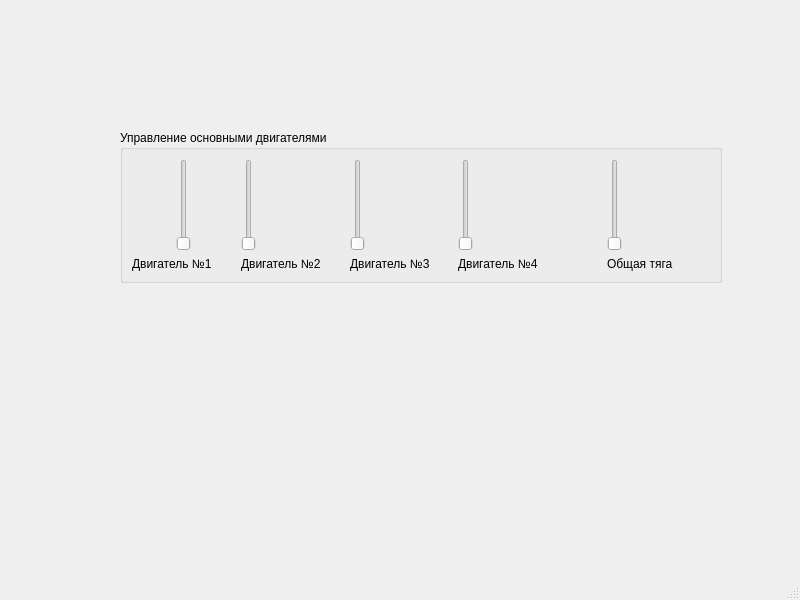
First picture: the form in d_engine_settings.ui, repository pha06ntom/DevPyQt, before the edit.
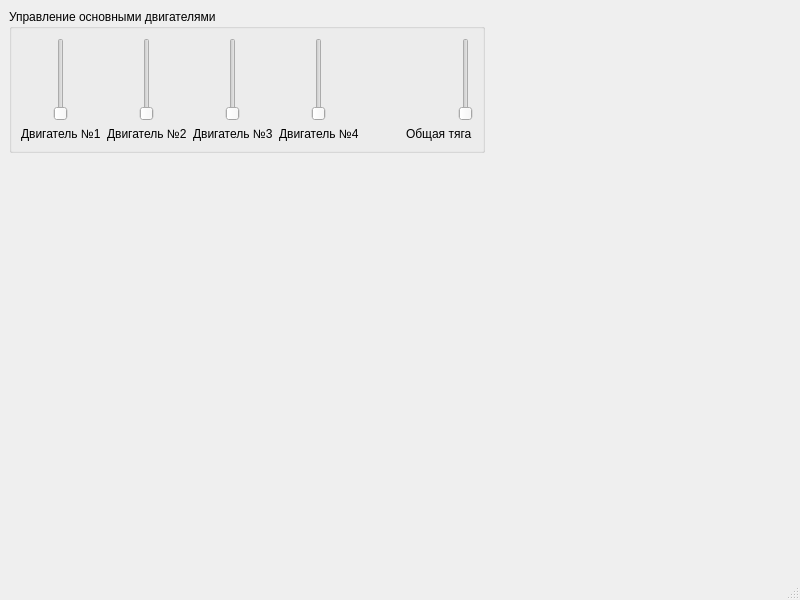
Second picture: the form after the edit.

What changed in the file:
```diff
--- a/d_engine_settings.ui
+++ b/d_engine_settings.ui
@@ -17,10 +17,10 @@
    <widget class="QGroupBox" name="groupBox">
     <property name="geometry">
      <rect>
-      <x>120</x>
-      <y>130</y>
-      <width>602</width>
-      <height>153</height>
+      <x>9</x>
+      <y>9</y>
+      <width>476</width>
+      <height>144</height>
      </rect>
     </property>
     <property name="title">
@@ -29,7 +29,7 @@
     <layout class="QHBoxLayout" name="horizontalLayout">
      <item>
       <layout class="QVBoxLayout" name="verticalLayout_2">
-       <item>
+       <item alignment="Qt::AlignmentFlag::AlignHCenter">
         <widget class="QSlider" name="verticalSlider">
          <property name="maximumSize">
           <size>
@@ -42,7 +42,7 @@
          </property>
         </widget>
        </item>
-       <item>
+       <item alignment="Qt::AlignmentFlag::AlignHCenter">
         <widget class="QLabel" name="label">
          <property name="text">
           <string>Двигатель №1</string>
@@ -53,26 +53,14 @@
      </item>
      <item>
       <layout class="QVBoxLayout" name="verticalLayout_3">
-       <item>
+       <item alignment="Qt::AlignmentFlag::AlignHCenter">
         <widget class="QSlider" name="verticalSlider_2">
-         <property name="maximumSize">
-          <size>
-           <width>15</width>
-           <height>16777215</height>
-          </size>
-         </property>
-         <property name="layoutDirection">
-          <enum>Qt::LayoutDirection::LeftToRight</enum>
-         </property>
          <property name="orientation">
           <enum>Qt::Orientation::Vertical</enum>
          </property>
-         <property name="tickPosition">
-          <enum>QSlider::TickPosition::NoTicks</enum>
-         </property>
         </widget>
        </item>
-       <item>
+       <item alignment="Qt::AlignmentFlag::AlignHCenter">
         <widget class="QLabel" name="label_2">
          <property name="text">
           <string>Двигатель №2</string>
@@ -83,14 +71,14 @@
      </item>
      <item>
       <layout class="QVBoxLayout" name="verticalLayout_4">
-       <item>
+       <item alignment="Qt::AlignmentFlag::AlignHCenter">
         <widget class="QSlider" name="verticalSlider_3">
          <property name="orientation">
           <enum>Qt::Orientation::Vertical</enum>
          </property>
         </widget>
        </item>
-       <item>
+       <item alignment="Qt::AlignmentFlag::AlignHCenter">
         <widget class="QLabel" name="label_3">
          <property name="text">
           <string>Двигатель №3</string>
@@ -101,14 +89,27 @@
      </item>
      <item>
       <layout class="QVBoxLayout" name="verticalLayout_5">
-       <item>
+       <item alignment="Qt::AlignmentFlag::AlignHCenter">
         <widget class="QSlider" name="verticalSlider_4">
+         <property name="font">
+          <font>
+           <family>Rockwell</family>
+           <stylestrategy>PreferDefault</stylestrategy>
+           <hintingpreference>PreferDefaultHinting</hintingpreference>
+          </font>
+         </property>
+         <property name="focusPolicy">
+          <enum>Qt::FocusPolicy::NoFocus</enum>
+         </property>
+         <property name="contextMenuPolicy">
+          <enum>Qt::ContextMenuPolicy::DefaultContextMenu</enum>
+         </property>
          <property name="orientation">
           <enum>Qt::Orientation::Vertical</enum>
          </property>
         </widget>
        </item>
-       <item>
+       <item alignment="Qt::AlignmentFlag::AlignHCenter">
         <widget class="QLabel" name="label_4">
          <property name="text">
           <string>Двигатель №4</string>
@@ -135,14 +136,14 @@
      </item>
      <item>
       <layout class="QVBoxLayout" name="verticalLayout">
-       <item>
+       <item alignment="Qt::AlignmentFlag::AlignRight">
         <widget class="QSlider" name="verticalSlider_5">
          <property name="orientation">
           <enum>Qt::Orientation::Vertical</enum>
          </property>
         </widget>
        </item>
-       <item>
+       <item alignment="Qt::AlignmentFlag::AlignHCenter">
         <widget class="QLabel" name="label_5">
          <property name="text">
           <string>Общая тяга</string>
```
